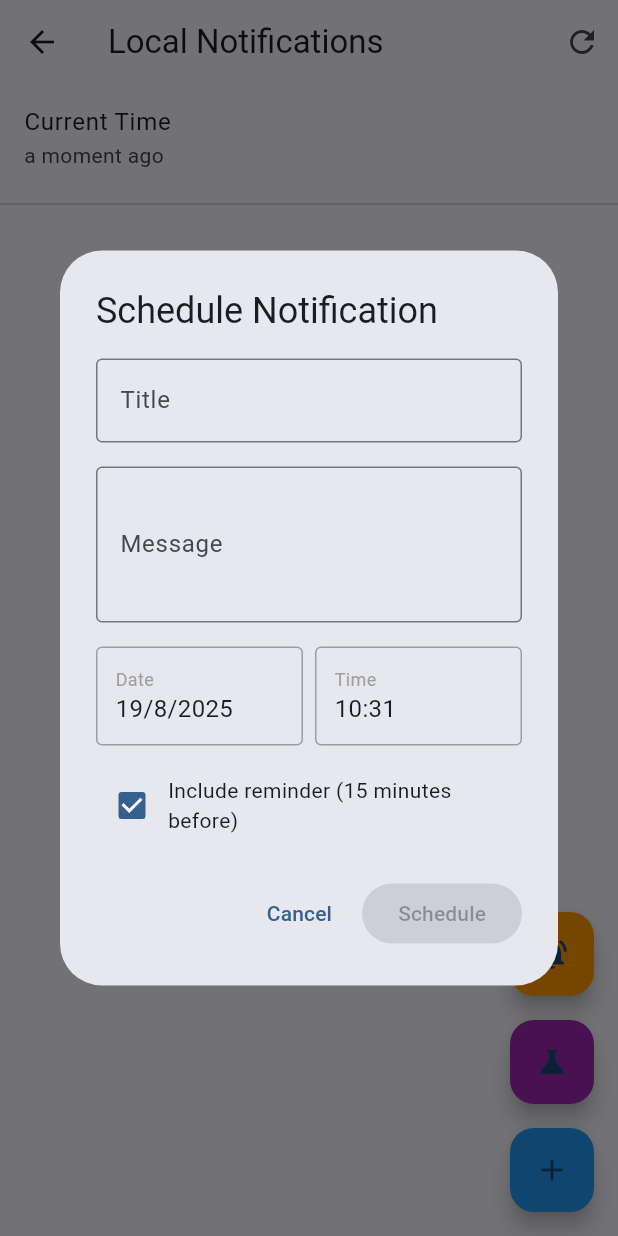
After one commit to majidbhuiyan20/Flutter-Practice, a Flutter app: the LocalNotification screen opened by its route, after a tap on the "add" icon, on a phone screen of 412 x 824 dp. The commit adds this screen. Run offline on Flutter 3.47's test engine with Material 3 defaults, Android fonts, the light colour scheme and no system bars; our stand-ins replace badges, cloud_firestore, firebase_auth, firebase_core, flutter_local_notifications, flutter_riverpod and 6 more; accounts and stored records are empty.

Commit message:
update project

```diff
--- a/lib/home_page/home_page_screen.dart
+++ b/lib/home_page/home_page_screen.dart
@@ -34,6 +34,8 @@
           ),
         ],
       ),
+
+      //This is a comment
       body: ListView.builder(
         padding: const EdgeInsets.all(16),
         itemCount: featureList.length,
--- /dev/null
+++ b/lib/local_notification/add_notification_dialog.dart
@@ -0,0 +1,238 @@
+import 'package:flutter/material.dart';
+import 'notification_model.dart';
+
+class AddNotificationDialog extends StatefulWidget {
+  const AddNotificationDialog({super.key});
+
+  @override
+  State<AddNotificationDialog> createState() => _AddNotificationDialogState();
+}
+
+class _AddNotificationDialogState extends State<AddNotificationDialog> {
+  final _formKey = GlobalKey<FormState>();
+  final _titleController = TextEditingController();
+  final _bodyController = TextEditingController();
+  DateTime _selectedDate = DateTime.now().add(const Duration(minutes: 1));
+  TimeOfDay _selectedTime = TimeOfDay.now().replacing(minute: TimeOfDay.now().minute + 1);
+  bool _includeReminder = true;
+
+  @override
+  void initState() {
+    super.initState();
+    _updateSelectedDateTime();
+  }
+
+  void _updateSelectedDateTime() {
+    final now = DateTime.now();
+    final futureTime = now.add(const Duration(minutes: 1));
+    _selectedDate = DateTime(futureTime.year, futureTime.month, futureTime.day);
+    _selectedTime = TimeOfDay.fromDateTime(futureTime);
+  }
+
+  Future<void> _selectDate() async {
+    final DateTime? picked = await showDatePicker(
+      context: context,
+      initialDate: _selectedDate,
+      firstDate: DateTime.now(),
+      lastDate: DateTime.now().add(const Duration(days: 365)),
+    );
+    if (picked != null) {
+      setState(() {
+        _selectedDate = picked;
+      });
+    }
+  }
+
+  Future<void> _selectTime() async {
+    final TimeOfDay? picked = await showTimePicker(
+      context: context,
+      initialTime: _selectedTime,
+    );
+    if (picked != null) {
+      setState(() {
+        _selectedTime = picked;
+      });
+    }
+  }
+
+  DateTime get _scheduledDateTime {
+    return DateTime(
+      _selectedDate.year,
+      _selectedDate.month,
+      _selectedDate.day,
+      _selectedTime.hour,
+      _selectedTime.minute,
+    );
+  }
+
+  bool get _isValidDateTime {
+    return _scheduledDateTime.isAfter(DateTime.now());
+  }
+
+  @override
+  Widget build(BuildContext context) {
+    return AlertDialog(
+      title: const Text('Schedule Notification'),
+      content: Form(
+        key: _formKey,
+        child: SingleChildScrollView(
+          child: Column(
+            mainAxisSize: MainAxisSize.min,
+            children: [
+              TextFormField(
+                controller: _titleController,
+                decoration: const InputDecoration(
+                  labelText: 'Title',
+                  hintText: 'Enter notification title',
+                  border: OutlineInputBorder(),
+                ),
+                validator: (value) {
+                  if (value == null || value.trim().isEmpty) {
+                    return 'Please enter a title';
+                  }
+                  return null;
+                },
+              ),
+              const SizedBox(height: 16),
+              TextFormField(
+                controller: _bodyController,
+                decoration: const InputDecoration(
+                  labelText: 'Message',
+                  hintText: 'Enter notification message',
+                  border: OutlineInputBorder(),
+                ),
+                maxLines: 3,
+                validator: (value) {
+                  if (value == null || value.trim().isEmpty) {
+                    return 'Please enter a message';
+                  }
+                  return null;
+                },
+              ),
+              const SizedBox(height: 16),
+              Row(
+                children: [
+                  Expanded(
+                    child: InkWell(
+                      onTap: _selectDate,
+                      child: Container(
+                        padding: const EdgeInsets.all(12),
+                        decoration: BoxDecoration(
+                          border: Border.all(color: Colors.grey),
+                          borderRadius: BorderRadius.circular(4),
+                        ),
+                        child: Column(
+                          crossAxisAlignment: CrossAxisAlignment.start,
+                          children: [
+                            const Text(
+                              'Date',
+                              style: TextStyle(
+                                fontSize: 12,
+                                color: Colors.grey,
+                              ),
+                            ),
+                            Text(
+                              '${_selectedDate.day}/${_selectedDate.month}/${_selectedDate.year}',
+                              style: const TextStyle(fontSize: 16),
+                            ),
+                          ],
+                        ),
+                      ),
+                    ),
+                  ),
+                  const SizedBox(width: 8),
+                  Expanded(
+                    child: InkWell(
+                      onTap: _selectTime,
+                      child: Container(
+                        padding: const EdgeInsets.all(12),
+                        decoration: BoxDecoration(
+                          border: Border.all(color: Colors.grey),
+                          borderRadius: BorderRadius.circular(4),
+                        ),
+                        child: Column(
+                          crossAxisAlignment: CrossAxisAlignment.start,
+                          children: [
+                            const Text(
+                              'Time',
+                              style: TextStyle(
+                                fontSize: 12,
+                                color: Colors.grey,
+                              ),
+                            ),
+                            Text(
+                              '${_selectedTime.hour.toString().padLeft(2, '0')}:${_selectedTime.minute.toString().padLeft(2, '0')}',
+                              style: const TextStyle(fontSize: 16),
+                            ),
+                          ],
+                        ),
+                      ),
+                    ),
+                  ),
+                ],
+              ),
+              const SizedBox(height: 16),
+              Row(
+                children: [
+                  Checkbox(
+                    value: _includeReminder,
+                    onChanged: (value) {
+                      setState(() {
+                        _includeReminder = value ?? true;
+                      });
+                    },
+                  ),
+                  const Expanded(
+                    child: Text(
+                      'Include reminder (15 minutes before)',
+                      style: TextStyle(fontSize: 14),
+                    ),
+                  ),
+                ],
+              ),
+              if (!_isValidDateTime)
+                const Padding(
+                  padding: EdgeInsets.only(top: 8),
+                  child: Text(
+                    'Please select a future date and time',
+                    style: TextStyle(
+                      color: Colors.red,
+                      fontSize: 12,
+                    ),
+                  ),
+                ),
+            ],
+          ),
+        ),
+      ),
+      actions: [
+        TextButton(
+          onPressed: () => Navigator.of(context).pop(),
+          child: const Text('Cancel'),
+        ),
+        ElevatedButton(
+          onPressed: _isValidDateTime && _formKey.currentState?.validate() == true
+              ? () {
+                  final notification = NotificationModel(
+                    id: DateTime.now().millisecondsSinceEpoch,
+                    title: _titleController.text.trim(),
+                    body: _bodyController.text.trim(),
+                    scheduledDate: _scheduledDateTime,
+                    includeReminder: _includeReminder,
+                  );
+                  Navigator.of(context).pop(notification);
+                }
+              : null,
+          child: const Text('Schedule'),
+        ),
+      ],
+    );
+  }
+
+  @override
+  void dispose() {
+    _titleController.dispose();
+    _bodyController.dispose();
+    super.dispose();
+  }
+}
--- /dev/null
+++ b/lib/local_notification/notification_model.dart
@@ -0,0 +1,106 @@
+class NotificationModel {
+  final int id;
+  final String title;
+  final String body;
+  final DateTime scheduledDate;
+  final bool includeReminder;
+  final String? payload;
+  final DateTime createdAt;
+
+  NotificationModel({
+    required this.id,
+    required this.title,
+    required this.body,
+    required this.scheduledDate,
+    this.includeReminder = true,
+    this.payload,
+    DateTime? createdAt,
+  }) : createdAt = createdAt ?? DateTime.now();
+
+  // Convert to Map for storage
+  Map<String, dynamic> toMap() {
+    return {
+      'id': id,
+      'title': title,
+      'body': body,
+      'scheduledDate': scheduledDate.millisecondsSinceEpoch,
+      'includeReminder': includeReminder,
+      'payload': payload,
+      'createdAt': createdAt.millisecondsSinceEpoch,
+    };
+  }
+
+  // Create from Map
+  factory NotificationModel.fromMap(Map<String, dynamic> map) {
+    return NotificationModel(
+      id: map['id'],
+      title: map['title'],
+      body: map['body'],
+      scheduledDate: DateTime.fromMillisecondsSinceEpoch(map['scheduledDate']),
+      includeReminder: map['includeReminder'] ?? true,
+      payload: map['payload'],
+      createdAt: DateTime.fromMillisecondsSinceEpoch(map['createdAt']),
+    );
+  }
+
+  // Copy with method
+  NotificationModel copyWith({
+    int? id,
+    String? title,
+    String? body,
+    DateTime? scheduledDate,
+    bool? includeReminder,
+    String? payload,
+    DateTime? createdAt,
+  }) {
+    return NotificationModel(
+      id: id ?? this.id,
+      title: title ?? this.title,
+      body: body ?? this.body,
+      scheduledDate: scheduledDate ?? this.scheduledDate,
+      includeReminder: includeReminder ?? this.includeReminder,
+      payload: payload ?? this.payload,
+      createdAt: createdAt ?? this.createdAt,
+    );
+  }
+
+  // Check if notification is in the future
+  bool get isInFuture => scheduledDate.isAfter(DateTime.now());
+
+  // Get time until notification
+  Duration get timeUntilNotification {
+    final now = DateTime.now();
+    if (scheduledDate.isAfter(now)) {
+      return scheduledDate.difference(now);
+    }
+    return Duration.zero;
+  }
+
+  // Get formatted time string
+  String get formattedScheduledTime {
+    final now = DateTime.now();
+    final today = DateTime(now.year, now.month, now.day);
+    final scheduledDay = DateTime(scheduledDate.year, scheduledDate.month, scheduledDate.day);
+
+    if (scheduledDay.isAtSameMomentAs(today)) {
+      return 'Today at ${_formatTime(scheduledDate)}';
+    } else if (scheduledDay.isAtSameMomentAs(today.add(const Duration(days: 1)))) {
+      return 'Tomorrow at ${_formatTime(scheduledDate)}';
+    } else {
+      return '${_formatDate(scheduledDate)} at ${_formatTime(scheduledDate)}';
+    }
+  }
+
+  String _formatTime(DateTime dateTime) {
+    final hour = dateTime.hour.toString().padLeft(2, '0');
+    final minute = dateTime.minute.toString().padLeft(2, '0');
+    return '$hour:$minute';
+  }
+
+  String _formatDate(DateTime dateTime) {
+    final day = dateTime.day.toString().padLeft(2, '0');
+    final month = dateTime.month.toString().padLeft(2, '0');
+    final year = dateTime.year;
+    return '$day/$month/$year';
+  }
+}
--- /dev/null
+++ b/lib/local_notification/notification_service.dart
@@ -0,0 +1,206 @@
+import 'package:flutter/material.dart';
+import 'package:flutter_local_notifications/flutter_local_notifications.dart';
+import 'package:timezone/timezone.dart' as tz;
+import 'package:timezone/data/latest.dart' as tz;
+
+class NotificationService {
+  static final NotificationService _instance = NotificationService._internal();
+  factory NotificationService() => _instance;
+  NotificationService._internal();
+
+  final FlutterLocalNotificationsPlugin flutterLocalNotificationsPlugin =
+      FlutterLocalNotificationsPlugin();
+
+  Future<void> initializeNotifications() async {
+    // Initialize timezone
+    tz.initializeTimeZones();
+
+    // Android initialization settings
+    const AndroidInitializationSettings initializationSettingsAndroid =
+        AndroidInitializationSettings('@mipmap/ic_launcher');
+
+    // iOS initialization settings
+    const DarwinInitializationSettings initializationSettingsIOS =
+        DarwinInitializationSettings(
+      requestAlertPermission: true,
+      requestBadgePermission: true,
+      requestSoundPermission: true,
+    );
+
+    // Initialization settings
+    const InitializationSettings initializationSettings =
+        InitializationSettings(
+      android: initializationSettingsAndroid,
+      iOS: initializationSettingsIOS,
+    );
+
+    // Initialize the plugin
+    await flutterLocalNotificationsPlugin.initialize(
+      initializationSettings,
+      onDidReceiveNotificationResponse: onDidReceiveNotificationResponse,
+    );
+  }
+
+  void onDidReceiveNotificationResponse(NotificationResponse response) {
+    // Handle notification tap
+    // print('Notification tapped: ${response.payload}');
+  }
+
+  // Schedule a notification at a specific time
+  Future<void> scheduleNotification({
+    required int id,
+    required String title,
+    required String body,
+    required DateTime scheduledDate,
+    String? payload,
+  }) async {
+    try {
+      // Convert to timezone-aware datetime
+      final scheduledTZ = tz.TZDateTime.from(scheduledDate, tz.local);
+
+      // Ensure the scheduled time is in the future
+      if (scheduledTZ.isBefore(tz.TZDateTime.now(tz.local))) {
+        throw Exception('Scheduled time must be in the future');
+      }
+
+      await flutterLocalNotificationsPlugin.zonedSchedule(
+        id,
+        title,
+        body,
+        scheduledTZ,
+        const NotificationDetails(
+          android: AndroidNotificationDetails(
+            'scheduled_notifications',
+            'Scheduled Notifications',
+            channelDescription: 'Notifications scheduled for specific times',
+            importance: Importance.high,
+            priority: Priority.high,
+          ),
+          iOS: DarwinNotificationDetails(),
+        ),
+        androidScheduleMode: AndroidScheduleMode.exactAllowWhileIdle,
+        uiLocalNotificationDateInterpretation:
+            UILocalNotificationDateInterpretation.absoluteTime,
+        payload: payload,
+      );
+    } catch (e) {
+      throw Exception('Failed to schedule notification: $e');
+    }
+  }
+
+  // Schedule a reminder notification (15 minutes before the main notification)
+  Future<void> scheduleReminderNotification({
+    required int reminderId,
+    required String title,
+    required String body,
+    required DateTime mainNotificationTime,
+    String? payload,
+  }) async {
+    try {
+      // Calculate reminder time (15 minutes before main notification)
+      final reminderTime = mainNotificationTime.subtract(const Duration(minutes: 15));
+
+      // Convert to timezone-aware datetime
+      final reminderTZ = tz.TZDateTime.from(reminderTime, tz.local);
+
+      // Only schedule reminder if it's in the future
+      if (reminderTZ.isAfter(tz.TZDateTime.now(tz.local))) {
+        await flutterLocalNotificationsPlugin.zonedSchedule(
+          reminderId,
+          'Reminder: $title',
+          'Your scheduled event is in 15 minutes',
+          reminderTZ,
+          const NotificationDetails(
+            android: AndroidNotificationDetails(
+              'reminder_notifications',
+              'Reminder Notifications',
+              channelDescription: 'Reminder notifications 15 minutes before events',
+              importance: Importance.high,
+              priority: Priority.high,
+              color: Color(0xFF2196F3),
+            ),
+            iOS: DarwinNotificationDetails(),
+          ),
+          androidScheduleMode: AndroidScheduleMode.exactAllowWhileIdle,
+          uiLocalNotificationDateInterpretation:
+              UILocalNotificationDateInterpretation.absoluteTime,
+          payload: payload,
+        );
+      }
+    } catch (e) {
+      throw Exception('Failed to schedule reminder notification: $e');
+    }
+  }
+
+  // Schedule both main notification and reminder
+  Future<void> scheduleNotificationWithReminder({
+    required int mainNotificationId,
+    required String title,
+    required String body,
+    required DateTime scheduledDate,
+    bool includeReminder = true,
+    String? payload,
+  }) async {
+    // Schedule main notification
+    await scheduleNotification(
+      id: mainNotificationId,
+      title: title,
+      body: body,
+      scheduledDate: scheduledDate,
+      payload: payload,
+    );
+
+    // Schedule reminder if requested
+    if (includeReminder) {
+      await scheduleReminderNotification(
+        reminderId: mainNotificationId + 1000, // Use different ID for reminder
+        title: title,
+        body: body,
+        mainNotificationTime: scheduledDate,
+        payload: payload,
+      );
+    }
+  }
+
+  // Cancel a specific notification
+  Future<void> cancelNotification(int id) async {
+    await flutterLocalNotificationsPlugin.cancel(id);
+    // Also cancel the reminder if it exists
+    await flutterLocalNotificationsPlugin.cancel(id + 1000);
+  }
+
+  // Cancel all notifications
+  Future<void> cancelAllNotifications() async {
+    await flutterLocalNotificationsPlugin.cancelAll();
+  }
+
+  // Get pending notifications
+  Future<List<PendingNotificationRequest>> getPendingNotifications() async {
+    return await flutterLocalNotificationsPlugin.pendingNotificationRequests();
+  }
+
+  // Show immediate notification (for testing)
+  Future<void> showImmediateNotification({
+    required int id,
+    required String title,
+    required String body,
+    String? payload,
+  }) async {
+    await flutterLocalNotificationsPlugin.show(
+      id,
+      title,
+      body,
+      const NotificationDetails(
+        android: AndroidNotificationDetails(
+          'immediate_notifications',
+          'Immediate Notifications',
+          channelDescription: 'Notifications shown immediately',
+          importance: Importance.high,
+          priority: Priority.high,
+        ),
+        iOS: DarwinNotificationDetails(),
+      ),
+      payload: payload,
+    );
+  }
+}
--- a/lib/project/to_do_basic/basic_todo_app.dart
+++ b/lib/project/to_do_basic/basic_todo_app.dart
@@ -36,7 +36,8 @@
       ) : ListView.builder(
           itemCount: todoList.length,
           itemBuilder: (context, index){
-          return ListTile(
+          return Card(
+            child: ListTile(
               title: Text(todoList[index].title),
               subtitle: Column(
                 crossAxisAlignment: CrossAxisAlignment.start,
@@ -46,6 +47,7 @@
                 ],
               ),
               trailing: Text(todoList[index].status),
+            ),
           );
       }),
       floatingActionButton: FloatingActionButton(
```
Also changed, not shown: lib/ostad_flutter/ostad_provider.dart (added, +18 -0 lines), 10 other files. Lines whose indentation alone changed are shown as unchanged.
